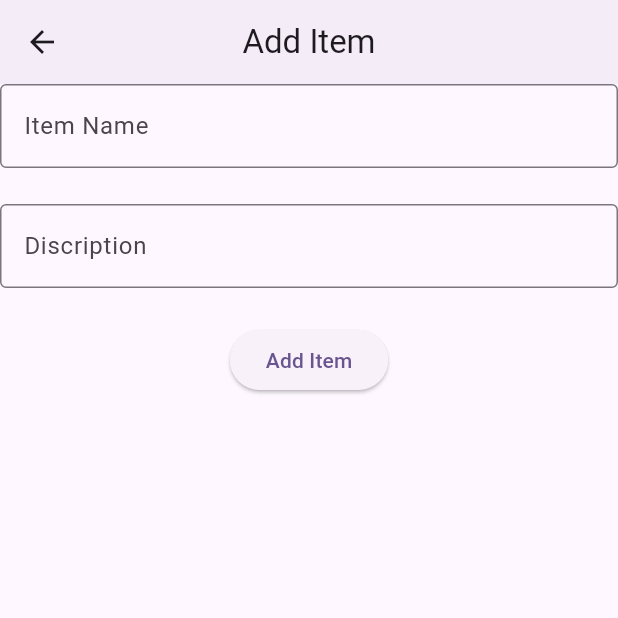
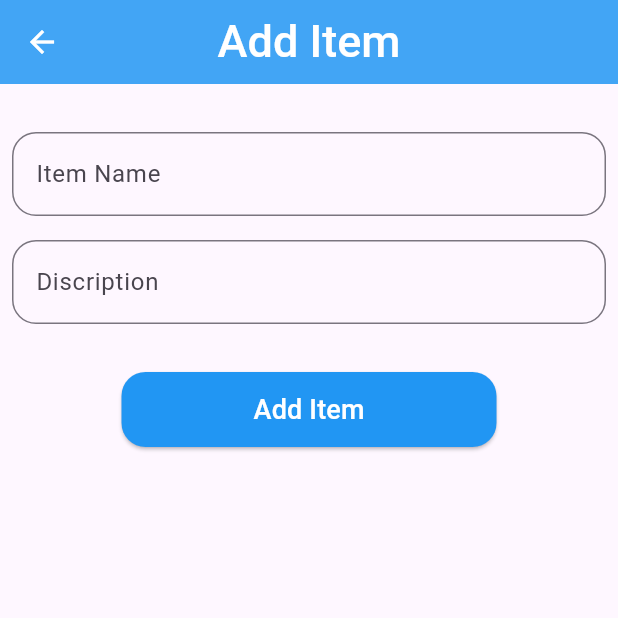
Before and after one commit to KshitijH123/FlutterProjects, a Flutter app: the screen it shows after launch, after a tap on the "add" icon, on a phone screen of 412 x 824 dp, the top half of it. Run offline on Flutter 3.47's test engine with Material 3 defaults, Android fonts, the phone set to English and light mode, and no system bars; our stand-ins replace firebase_auth, firebase_core, firebase_database, shared_preferences; missing offline and left inert: another_telephony; accounts and stored records are empty.

Commit message:
ui changes

```diff
--- a/todo_list_firebase/lib/add_item.dart
+++ b/todo_list_firebase/lib/add_item.dart
@@ -16,7 +16,12 @@ class _AddItemState extends State<AddItem> {
     final itemName = itemNameController.text.trim();
     final discription = discriptionController.text.trim();
 
-    if (itemName.isEmpty && discription.isEmpty) {
+    if (itemName.isEmpty) {
+      ScaffoldMessenger.of(
+        context,
+      ).showSnackBar(SnackBar(content: Text('Please Fill All The Field')));
+      return;
+    }else if (discription.isEmpty){
       ScaffoldMessenger.of(
         context,
       ).showSnackBar(SnackBar(content: Text('Please Fill All The Field')));
@@ -34,25 +39,55 @@ class _AddItemState extends State<AddItem> {
   @override
   Widget build(BuildContext context) {
     return Scaffold(
-      appBar: AppBar(title: Text('Add Item'), centerTitle: true, elevation: 2),
+      appBar: AppBar(
+        title: Text(
+          'Add Item',
+          style: TextStyle(fontSize: 30, fontWeight: FontWeight.w500),
+        ),
+        centerTitle: true,
+        backgroundColor: Colors.blue[400],
+        foregroundColor: Colors.white,
+      ),
       body: Column(
-        spacing: 24,
         children: [
-          TextField(
+          SizedBox(height: 24),
+          Padding(
+            padding: const EdgeInsets.all(8.0),
+            child: TextField(
               controller: itemNameController,
               decoration: InputDecoration(
                 labelText: 'Item Name',
-              border: OutlineInputBorder(),
+                border: OutlineInputBorder(
+                  borderRadius: BorderRadius.circular(16),
                 ),
               ),
-          TextField(
+            ),
+          ),
+          Padding(
+            padding: const EdgeInsets.all(8.0),
+            child: TextField(
               controller: discriptionController,
               decoration: InputDecoration(
                 labelText: 'Discription',
-              border: OutlineInputBorder(),
+                border: OutlineInputBorder(
+                  borderRadius: BorderRadius.circular(16),
                 ),
               ),
-          ElevatedButton(onPressed: saveItem, child: Text('Add Item')),
+            ),
+          ),
+          SizedBox(height: 24),
+          ElevatedButton(
+            style: ElevatedButton.styleFrom(
+              backgroundColor: Colors.blue,
+              foregroundColor: Colors.white,
+              minimumSize: Size(250, 50),
+              shape: RoundedRectangleBorder(
+                borderRadius: BorderRadius.circular(16),
+              ),
+            ),
+            onPressed: saveItem,
+            child: Text('Add Item',style: TextStyle(fontSize: 18),),
+          ),
         ],
       ),
     );
--- a/todo_list_firebase/lib/home_screen.dart
+++ b/todo_list_firebase/lib/home_screen.dart
@@ -32,7 +32,7 @@ class _HomeScreenState extends State<HomeScreen> {
                 setState(() {});
                 Navigator.pop(context);
               },
-              child: const Text('Delete'),
+              child: const Text('Delete', style: TextStyle(color: Colors.red)),
             ),
           ],
         );
@@ -43,7 +43,15 @@ class _HomeScreenState extends State<HomeScreen> {
   @override
   Widget build(BuildContext context) {
     return Scaffold(
-      appBar: AppBar(title: const Text('Todo List'),centerTitle: true,elevation: 2,),
+      appBar: AppBar(
+        title: const Text(
+          'Tasks',
+          style: TextStyle(fontSize: 30, fontWeight: FontWeight.w500),
+        ),
+        centerTitle: true,
+        backgroundColor: Colors.blue[400],
+        foregroundColor: Colors.white,
+      ),
       body: Column(
         children: [
           Expanded(
@@ -51,15 +59,26 @@ class _HomeScreenState extends State<HomeScreen> {
               itemBuilder: (context, index) {
                 final item = todoItems[index];
 
-                return Card(
+                return Padding(
+                  padding: const EdgeInsets.symmetric(horizontal: 8),
+                  child: Card(
                     child: ListTile(
-                    title: Text(item.title),
+                      title: Text(
+                        item.title,
+                        style: TextStyle(
+                          fontSize: 18,
+                          fontWeight: FontWeight.w500,
+                        ),
+                      ),
                       subtitle: Text(item.discription),
                       trailing: InkWell(
                         onTap: () {
                           deleteTodoItem(index);
                         },
-                      child: Icon(Icons.delete),
+
+                        child: Icon(Icons.delete, color: Colors.red[400]),
+
+                      ),
                     ),
                   ),
                 );
@@ -71,6 +90,8 @@ class _HomeScreenState extends State<HomeScreen> {
       ),
 
       floatingActionButton: FloatingActionButton(
+        backgroundColor: Colors.blue,
+        foregroundColor: Colors.white,
         onPressed: () async {
           final item = await Navigator.push(
             context,
--- a/todo_list_firebase/lib/main.dart
+++ b/todo_list_firebase/lib/main.dart
@@ -17,6 +17,7 @@ class MyApp extends StatelessWidget {
         colorScheme: ColorScheme.fromSeed(seedColor: Colors.deepPurple),
       ),
       home: const HomeScreen(),
+      debugShowCheckedModeBanner: false,
     );
   }
 }
```
Lines whose indentation alone changed are shown as unchanged.
